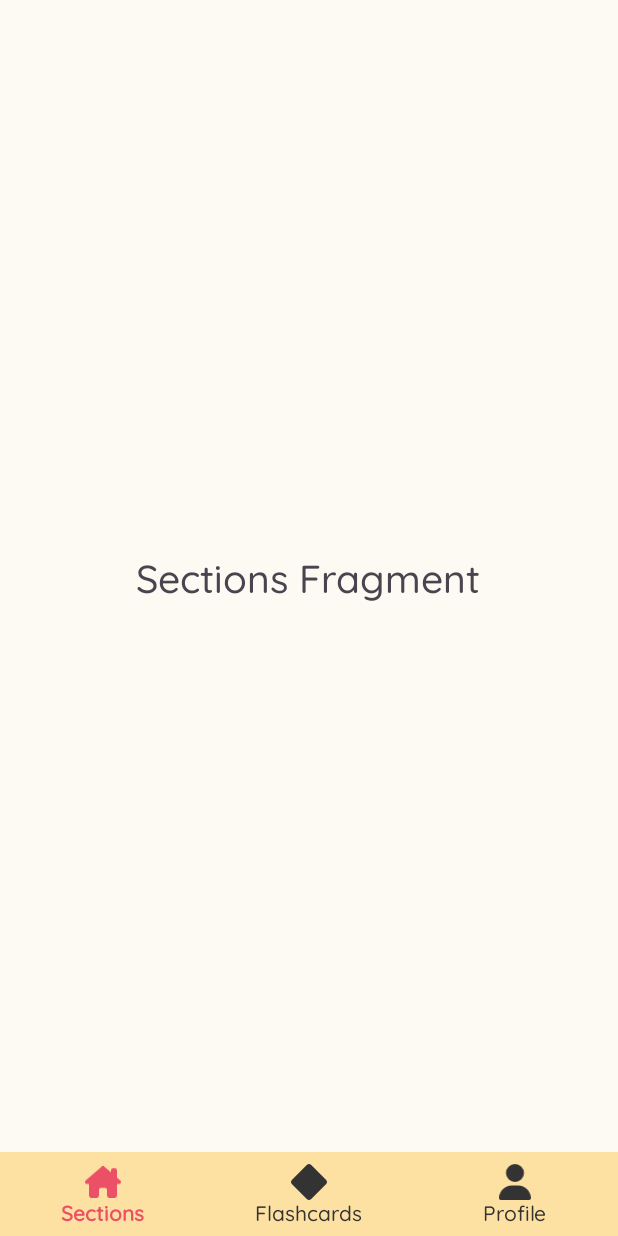
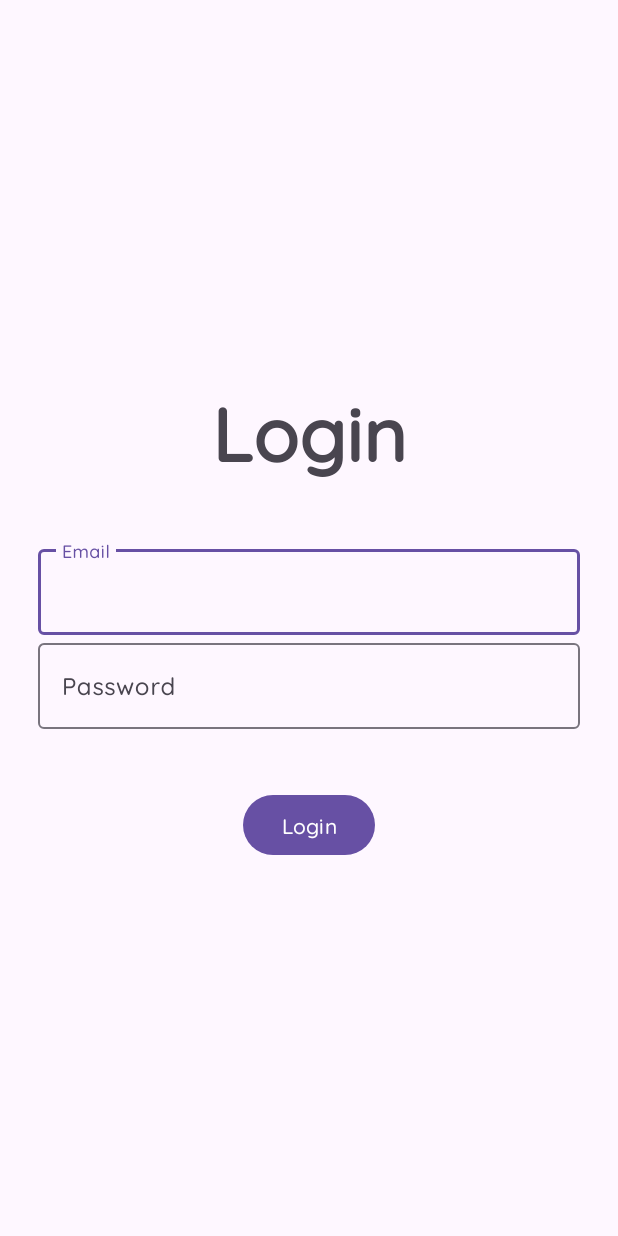
Before and after one commit to myeniadim/LingoApp, an Android app: the screen it shows after launch (MainActivity before the commit, LoginActivity after it), on a phone screen of 412 x 824 dp. Run offline under Robolectric (Android 15) with nearby library versions, the phone set to English and light mode, and no system bars.

Commit message:
implement firebase and layouts

```diff
--- a/app/build.gradle
+++ b/app/build.gradle
@@ -1,5 +1,6 @@
 plugins {
     alias(libs.plugins.android.application)
+    alias(libs.plugins.google.gms.google.services)
 }
 
 android {
@@ -39,6 +40,7 @@ dependencies {
     implementation libs.material
     implementation libs.activity
     implementation libs.constraintlayout
+    implementation libs.firebase.auth
     testImplementation libs.junit
     androidTestImplementation libs.ext.junit
     androidTestImplementation libs.espresso.core
--- /dev/null
+++ b/app/src/main/java/com/msku/ceng3505/lingoapp/activities/LoginActivity.java
@@ -0,0 +1,22 @@
+package com.msku.ceng3505.lingoapp.activities;
+
+import android.os.Bundle;
+
+import androidx.activity.EdgeToEdge;
+import androidx.appcompat.app.AppCompatActivity;
+import androidx.core.graphics.Insets;
+import androidx.core.view.ViewCompat;
+import androidx.core.view.WindowInsetsCompat;
+
+import com.msku.ceng3505.lingoapp.R;
+
+public class LoginActivity extends AppCompatActivity {
+
+    @Override
+    protected void onCreate(Bundle savedInstanceState) {
+        super.onCreate(savedInstanceState);
+        EdgeToEdge.enable(this);
+        setContentView(R.layout.activity_login);
+
+    }
+}
--- /dev/null
+++ b/app/src/main/res/layout/activity_login.xml
@@ -0,0 +1,55 @@
+<?xml version="1.0" encoding="utf-8"?>
+<LinearLayout xmlns:android="http://schemas.android.com/apk/res/android"
+    xmlns:app="http://schemas.android.com/apk/res-auto"
+    xmlns:tools="http://schemas.android.com/tools"
+    android:layout_width="match_parent"
+    android:orientation="vertical"
+    android:gravity="center"
+    android:layout_height="match_parent"
+    android:padding="25dp"
+    android:theme="@style/Base.Theme.LingoApp"
+    tools:context=".activities.LoginActivity">
+
+    <TextView
+        android:text="Login"
+        android:textSize="50sp"
+        android:gravity="center"
+        android:layout_marginBottom="40dp"
+        android:textStyle="bold"
+        android:layout_width="match_parent"
+        android:layout_height="wrap_content"
+        />
+
+    <com.google.android.material.textfield.TextInputLayout
+        android:layout_width="match_parent"
+        android:layout_height="wrap_content">
+
+        <com.google.android.material.textfield.TextInputEditText
+            android:id="@+id/email"
+            android:hint="Email"
+            android:layout_width="match_parent"
+            android:layout_height="wrap_content"
+            />
+    </com.google.android.material.textfield.TextInputLayout>
+
+    <com.google.android.material.textfield.TextInputLayout
+        android:layout_width="match_parent"
+        android:layout_height="wrap_content">
+
+        <com.google.android.material.textfield.TextInputEditText
+            android:id="@+id/password"
+            android:hint="Password"
+            android:layout_width="match_parent"
+            android:layout_height="wrap_content"
+            />
+    </com.google.android.material.textfield.TextInputLayout>
+
+    <Button
+        android:id="@+id/btnLogin"
+        android:text="Login"
+        android:layout_marginTop="40dp"
+        android:layout_width="wrap_content"
+        android:layout_height="wrap_content"
+        />
+
+</LinearLayout>
--- a/app/src/main/res/values-night/themes.xml
+++ b/app/src/main/res/values-night/themes.xml
@@ -1,7 +1,6 @@
 <resources xmlns:tools="http://schemas.android.com/tools">
-    <!-- Base application theme. -->
     <style name="Base.Theme.LingoApp" parent="Theme.Material3.DayNight.NoActionBar">
-        <!-- Customize your dark theme here. -->
-        <!-- <item name="colorPrimary">@color/my_dark_primary</item> -->
+        <item name="android:fontFamily">@font/quicksandmedium</item>
     </style>
+
 </resources>
--- a/app/src/main/res/values/themes.xml
+++ b/app/src/main/res/values/themes.xml
@@ -1,9 +1,10 @@
 <resources xmlns:tools="http://schemas.android.com/tools">
     <!-- Base application theme. -->
     <style name="Base.Theme.LingoApp" parent="Theme.Material3.DayNight.NoActionBar">
-        <!-- Customize your light theme here. -->
-        <!-- <item name="colorPrimary">@color/my_light_primary</item> -->
+        <item name="android:fontFamily">@font/quicksandmedium</item>
+        <item name="backgroundColor">#FDF9F3</item>
     </style>
 
     <style name="Theme.LingoApp" parent="Base.Theme.LingoApp" />
+
 </resources>
--- a/build.gradle
+++ b/build.gradle
@@ -1,4 +1,5 @@
 // Top-level build file where you can add configuration options common to all sub-projects/modules.
 plugins {
 alias(libs.plugins.android.application) apply false
+    alias(libs.plugins.google.gms.google.services) apply false
 }
--- a/gradle/libs.versions.toml
+++ b/gradle/libs.versions.toml
@@ -7,6 +7,8 @@ appcompat = "1.7.0"
 material = "1.12.0"
 activity = "1.9.3"
 constraintlayout = "2.2.0"
+googleGmsGoogleServices = "4.4.2"
+firebaseAuth = "23.1.0"
 
 [libraries]
 junit = { group = "junit", name = "junit", version.ref = "junit" }
@@ -16,6 +18,8 @@ appcompat = { group = "androidx.appcompat", name = "appcompat", version.ref = "a
 material = { group = "com.google.android.material", name = "material", version.ref = "material" }
 activity = { group = "androidx.activity", name = "activity", version.ref = "activity" }
 constraintlayout = { group = "androidx.constraintlayout", name = "constraintlayout", version.ref = "constraintlayout" }
+firebase-auth = { group = "com.google.firebase", name = "firebase-auth", version.ref = "firebaseAuth" }
 
 [plugins]
 android-application = { id = "com.android.application", version.ref = "agp" }
+google-gms-google-services = { id = "com.google.gms.google-services", version.ref = "googleGmsGoogleServices" }
```
Also changed, not shown: app/src/main/AndroidManifest.xml (+11 -1 lines), app/src/main/java/com/msku/ceng3505/lingoapp/activities/RegisterActivity.java (added, +26 -0 lines), app/src/main/res/layout/activity_register.xml (added, +55 -0 lines), 1 other file.
